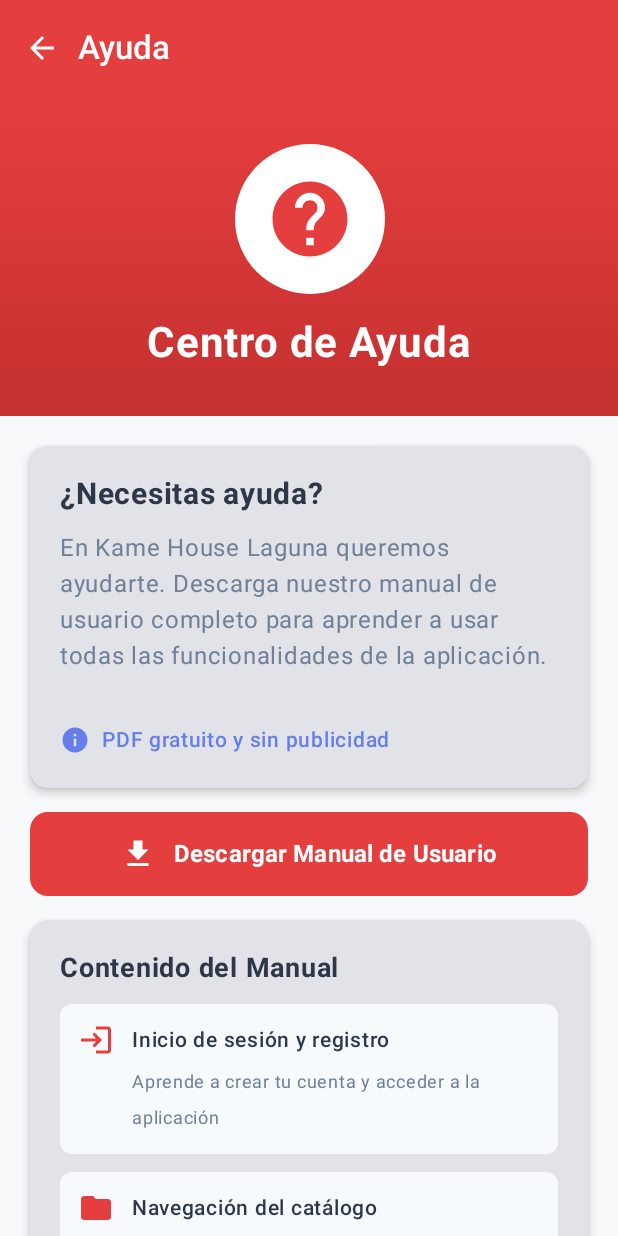
After one commit to EythelVega/Lab-DM-1, an Android app built with Jetpack Compose: the HelpScreen screen opened through its navigation route, on a phone screen of 412 x 824 dp. The commit adds this screen. Run offline under Robolectric (Android 15) with nearby library versions, the phone set to English and light mode, and no system bars; our stand-ins replace Firebase (no records; nobody signed in at launch, a user with empty details on screens opened directly).

Commit message:
Ayuda Modulo

```diff
--- a/LAB INGDISPMOV/app/src/main/java/com/bav/labdispositivosmovilesbav/navigation/NavGraph.kt
+++ b/LAB INGDISPMOV/app/src/main/java/com/bav/labdispositivosmovilesbav/navigation/NavGraph.kt
@@ -8,6 +8,7 @@ import androidx.navigation.compose.NavHost
 import androidx.navigation.compose.composable
 import com.bav.labdispositivosmovilesbav.screens.CatalogScreen
 import com.bav.labdispositivosmovilesbav.screens.FacebookScreen
+import com.bav.labdispositivosmovilesbav.screens.HelpScreen
 import com.bav.labdispositivosmovilesbav.screens.HomeScreen
 import com.bav.labdispositivosmovilesbav.screens.LoginScreen
 import com.bav.labdispositivosmovilesbav.screens.ManageProductsScreen
@@ -97,5 +98,9 @@ fun NavGraph(
         composable("facebook") {
             FacebookScreen(navController = navController)
         }
+
+        composable("help") {
+            HelpScreen(navController = navController)
+        }
     }
 }
--- /dev/null
+++ b/LAB INGDISPMOV/app/src/main/java/com/bav/labdispositivosmovilesbav/screens/HelpScreen.kt
@@ -0,0 +1,317 @@
+package com.bav.labdispositivosmovilesbav.screens
+
+import android.content.Context
+import android.content.Intent
+import android.net.Uri
+import androidx.compose.foundation.background
+import androidx.compose.foundation.border
+import androidx.compose.foundation.clickable
+import androidx.compose.foundation.layout.*
+import androidx.compose.foundation.rememberScrollState
+import androidx.compose.foundation.shape.RoundedCornerShape
+import androidx.compose.foundation.verticalScroll
+import androidx.compose.material.icons.Icons
+import androidx.compose.material.icons.automirrored.filled.ArrowBack
+import androidx.compose.material.icons.filled.*
+import androidx.compose.material3.*
+import androidx.compose.runtime.*
+import androidx.compose.ui.Alignment
+import androidx.compose.ui.Modifier
+import androidx.compose.ui.graphics.Brush
+import androidx.compose.ui.graphics.Color
+import androidx.compose.ui.platform.LocalContext
+import androidx.compose.ui.text.font.FontWeight
+import androidx.compose.ui.text.style.TextAlign
+import androidx.compose.ui.unit.dp
+import androidx.compose.ui.unit.sp
+import androidx.core.content.FileProvider
+import androidx.navigation.NavController
+import java.io.File
+import java.io.FileOutputStream
+
+@OptIn(ExperimentalMaterial3Api::class)
+@Composable
+fun HelpScreen(navController: NavController) {
+    val context = LocalContext.current
+
+    Scaffold(
+        topBar = {
+            TopAppBar(
+                title = {
+                    Row(
+                        verticalAlignment = Alignment.CenterVertically,
+                        horizontalArrangement = Arrangement.spacedBy(12.dp)
+                    ) {
+                        Icon(
+                            Icons.AutoMirrored.Filled.ArrowBack,
+                            contentDescription = "Volver",
+                            tint = Color.White,
+                            modifier = Modifier.clickable { navController.navigateUp() }
+                        )
+                        Text(
+                            "Ayuda",
+                            color = Color.White,
+                            fontWeight = FontWeight.SemiBold
+                        )
+                    }
+                },
+                colors = TopAppBarDefaults.topAppBarColors(
+                    containerColor = Color(0xFFE53E3E)
+                )
+            )
+        }
+    ) { paddingValues ->
+        Column(
+            modifier = Modifier
+                .fillMaxSize()
+                .padding(paddingValues)
+                .background(Color(0xFFF8F9FA))
+                .verticalScroll(rememberScrollState())
+        ) {
+            // Logo y título
+            Box(
+                modifier = Modifier
+                    .fillMaxWidth()
+                    .background(
+                        brush = Brush.verticalGradient(
+                            colors = listOf(
+                                Color(0xFFE53E3E),
+                                Color(0xFFC53030)
+                            )
+                        )
+                    )
+                    .padding(32.dp),
+                contentAlignment = Alignment.Center
+            ) {
+                Column(
+                    horizontalAlignment = Alignment.CenterHorizontally,
+                    verticalArrangement = Arrangement.spacedBy(16.dp)
+                ) {
+                    Box(
+                        modifier = Modifier
+                            .size(100.dp)
+                            .background(
+                                color = Color.White,
+                                shape = androidx.compose.foundation.shape.CircleShape
+                            ),
+                        contentAlignment = Alignment.Center
+                    ) {
+                        Icon(
+                            Icons.Default.Help,
+                            contentDescription = null,
+                            modifier = Modifier.size(60.dp),
+                            tint = Color(0xFFE53E3E)
+                        )
+                    }
+
+                    Text(
+                        text = "Centro de Ayuda",
+                        fontSize = 28.sp,
+                        fontWeight = FontWeight.Bold,
+                        color = Color.White
+                    )
+                }
+            }
+
+            // Contenido principal
+            Column(
+                modifier = Modifier
+                    .fillMaxWidth()
+                    .padding(20.dp),
+                verticalArrangement = Arrangement.spacedBy(16.dp)
+            ) {
+                // Descripción
+                Card(
+                    modifier = Modifier.fillMaxWidth(),
+                    shape = RoundedCornerShape(12.dp),
+                    elevation = CardDefaults.cardElevation(defaultElevation = 4.dp)
+                ) {
+                    Column(
+                        modifier = Modifier.padding(20.dp),
+                        verticalArrangement = Arrangement.spacedBy(12.dp)
+                    ) {
+                        Text(
+                            text = "¿Necesitas ayuda?",
+                            fontSize = 20.sp,
+                            fontWeight = FontWeight.Bold,
+                            color = Color(0xFF2D3748)
+                        )
+
+                        Text(
+                            text = "En Kame House Laguna queremos ayudarte. Descarga nuestro manual de usuario completo para aprender a usar todas las funcionalidades de la aplicación.",
+                            fontSize = 16.sp,
+                            color = Color(0xFF718096),
+                            lineHeight = 24.sp
+                        )
+
+                        Spacer(modifier = Modifier.height(8.dp))
+
+                        Row(
+                            verticalAlignment = Alignment.CenterVertically,
+                            horizontalArrangement = Arrangement.spacedBy(8.dp)
+                        ) {
+                            Icon(
+                                Icons.Default.Info,
+                                contentDescription = null,
+                                tint = Color(0xFF667eea),
+                                modifier = Modifier.size(20.dp)
+                            )
+                            Text(
+                                text = "PDF gratuito y sin publicidad",
+                                fontSize = 14.sp,
+                                color = Color(0xFF667eea),
+                                fontWeight = FontWeight.SemiBold
+                            )
+                        }
+                    }
+                }
+
+                // Botón de descarga
+                Button(
+                    onClick = {
+                        downloadManual(context)
+                    },
+                    modifier = Modifier
+                        .fillMaxWidth()
+                        .height(56.dp),
+                    colors = ButtonDefaults.buttonColors(
+                        containerColor = Color(0xFFE53E3E)
+                    ),
+                    shape = RoundedCornerShape(12.dp)
+                ) {
+                    Icon(
+                        Icons.Default.Download,
+                        contentDescription = null,
+                        tint = Color.White
+                    )
+                    Spacer(modifier = Modifier.width(12.dp))
+                    Text(
+                        "Descargar Manual de Usuario",
+                        color = Color.White,
+                        fontSize = 16.sp,
+                        fontWeight = FontWeight.Bold
+                    )
+                }
+
+                // Características del manual
+                Card(
+                    modifier = Modifier.fillMaxWidth(),
+                    shape = RoundedCornerShape(12.dp),
+                    elevation = CardDefaults.cardElevation(defaultElevation = 4.dp)
+                ) {
+                    Column(
+                        modifier = Modifier.padding(20.dp),
+                        verticalArrangement = Arrangement.spacedBy(12.dp)
+                    ) {
+                        Text(
+                            text = "Contenido del Manual",
+                            fontSize = 18.sp,
+                            fontWeight = FontWeight.Bold,
+                            color = Color(0xFF2D3748)
+                        )
+
+                        HelpFeatureItem(
+                            icon = Icons.Default.Login,
+                            title = "Inicio de sesión y registro",
+                            description = "Aprende a crear tu cuenta y acceder a la aplicación"
+                        )
+
+                        HelpFeatureItem(
+                            icon = Icons.Default.Folder,
+                            title = "Navegación del catálogo",
+                            description = "Explora y filtra productos de manera sencilla"
+                        )
+
+                        HelpFeatureItem(
+                            icon = Icons.Default.AdminPanelSettings,
+                            title = "Panel de administrador",
+                            description = "Gestión completa de productos e inventario"
+                        )
+
+                        HelpFeatureItem(
+                            icon = Icons.Default.Info,
+                            title = "Soporte técnico",
+                            description = "Solución de problemas comunes y preguntas frecuentes"
+                        )
+                    }
+                }
+
+                Spacer(modifier = Modifier.height(20.dp))
+            }
+        }
+    }
+}
+
+@Composable
+fun HelpFeatureItem(
+    icon: androidx.compose.ui.graphics.vector.ImageVector,
+    title: String,
+    description: String
+) {
+    Row(
+        modifier = Modifier
+            .fillMaxWidth()
+            .background(
+                color = Color(0xFFF7FAFC),
+                shape = RoundedCornerShape(8.dp)
+            )
+            .padding(12.dp),
+        verticalAlignment = Alignment.Top,
+        horizontalArrangement = Arrangement.spacedBy(12.dp)
+    ) {
+        Icon(
+            icon,
+            contentDescription = null,
+            modifier = Modifier.size(24.dp),
+            tint = Color(0xFFE53E3E)
+        )
+
+        Column(verticalArrangement = Arrangement.spacedBy(4.dp)) {
+            Text(
+                text = title,
+                fontSize = 14.sp,
+                fontWeight = FontWeight.SemiBold,
+                color = Color(0xFF2D3748)
+            )
+            Text(
+                text = description,
+                fontSize = 12.sp,
+                color = Color(0xFF718096)
+            )
+        }
+    }
+}
+
+fun downloadManual(context: Context) {
+    try {
+        // Leer el PDF desde assets
+        val inputStream = context.assets.open("manual_usuario.pdf")
+
+        // Crear carpeta de descargas si no existe
+        val downloadsDir = context.getExternalFilesDir(null)
+        val file = File(downloadsDir, "manual_usuario_kame_house_laguna.pdf")
+
+        // Guardar el archivo
+        val outputStream = FileOutputStream(file)
+        inputStream.copyTo(outputStream)
+        inputStream.close()
+        outputStream.close()
+
+        // Abrir el PDF usando FileProvider para Android 7+
+        val uri = androidx.core.content.FileProvider.getUriForFile(
+            context,
+            "com.bav.labdispositivosmovilesbav.fileprovider",
+            file
+        )
+
+        val intent = Intent(Intent.ACTION_VIEW)
+        intent.setDataAndType(uri, "application/pdf")
+        intent.addFlags(Intent.FLAG_ACTIVITY_NO_HISTORY)
+        intent.addFlags(Intent.FLAG_GRANT_READ_URI_PERMISSION)
+        context.startActivity(intent)
+
+    } catch (e: Exception) {
+        android.util.Log.e("HelpScreen", "Error descargando manual: ${e.message}")
+        e.printStackTrace()
+    }
+}
--- a/LAB INGDISPMOV/app/src/main/java/com/bav/labdispositivosmovilesbav/screens/HomeScreen.kt
+++ b/LAB INGDISPMOV/app/src/main/java/com/bav/labdispositivosmovilesbav/screens/HomeScreen.kt
@@ -228,13 +228,13 @@ fun QuickAccessGrid(userRole: String, navController: NavController) {
 
         item {
             QuickAccessCard(
-                title = "Ajustes",
+                title = "Ayuda",
                 gradientColors = listOf(
-                    Color(0xFF718096),
-                    Color(0xFF718096)
+                    Color(0xFFE53E3E),
+                    Color(0xFFC53030)
                 ),
-                icon = Icons.Default.Settings,
-                onClick = { /* TODO */ }
+                icon = Icons.Default.Help,
+                onClick = { navController.navigate("help") }
             )
         }
     }
@@ -336,10 +336,10 @@ fun BottomNavigationBar(navController: NavController) {
                 onClick = { navController.navigate("facebook") }
             )
             NavItem(
-                icon = Icons.Default.Settings,
+                icon = Icons.Default.Help,
                 isActive = false,
-                label = "Ajustes",
-                onClick = { /* TODO: Pantalla de ajustes */ }
+                label = "Ayuda",
+                onClick = { navController.navigate("help") }
             )
         }
     }
--- /dev/null
+++ b/LAB INGDISPMOV/app/src/main/res/xml/file_paths.xml
@@ -0,0 +1,4 @@
+<?xml version="1.0" encoding="utf-8"?>
+<paths xmlns:android="http://schemas.android.com/apk/res/android">
+    <external-files-path name="files" path="."/>
+</paths>
```
Also changed, not shown: LAB INGDISPMOV/app/src/main/AndroidManifest.xml (+10 -0 lines), 1 other file.
